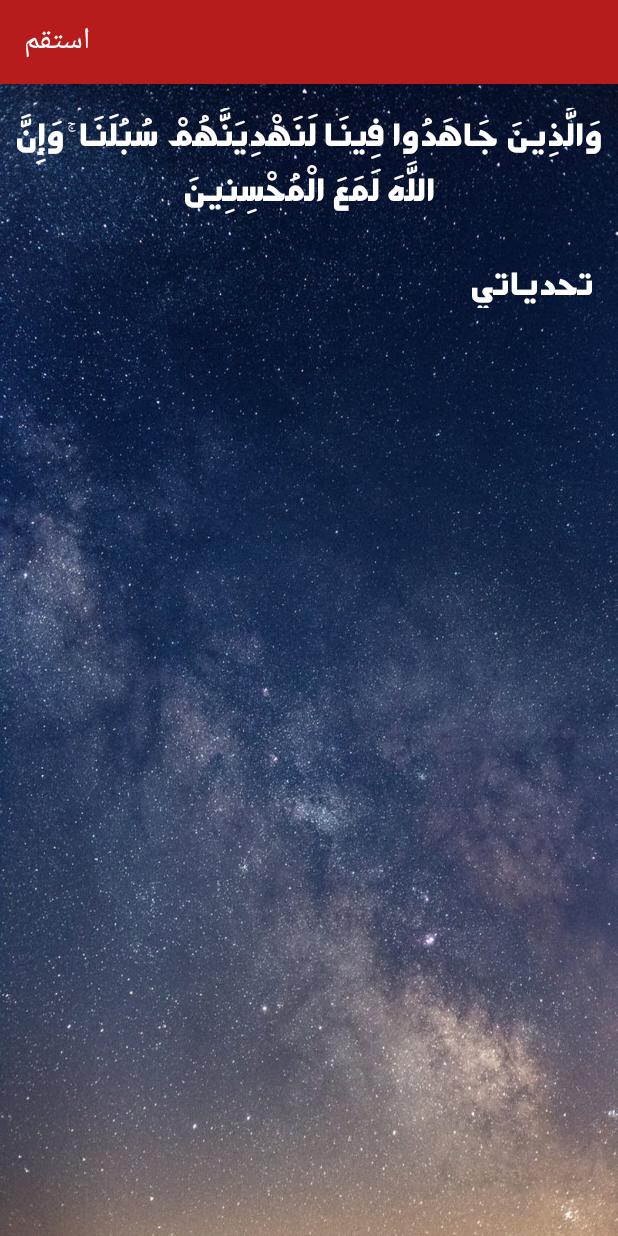
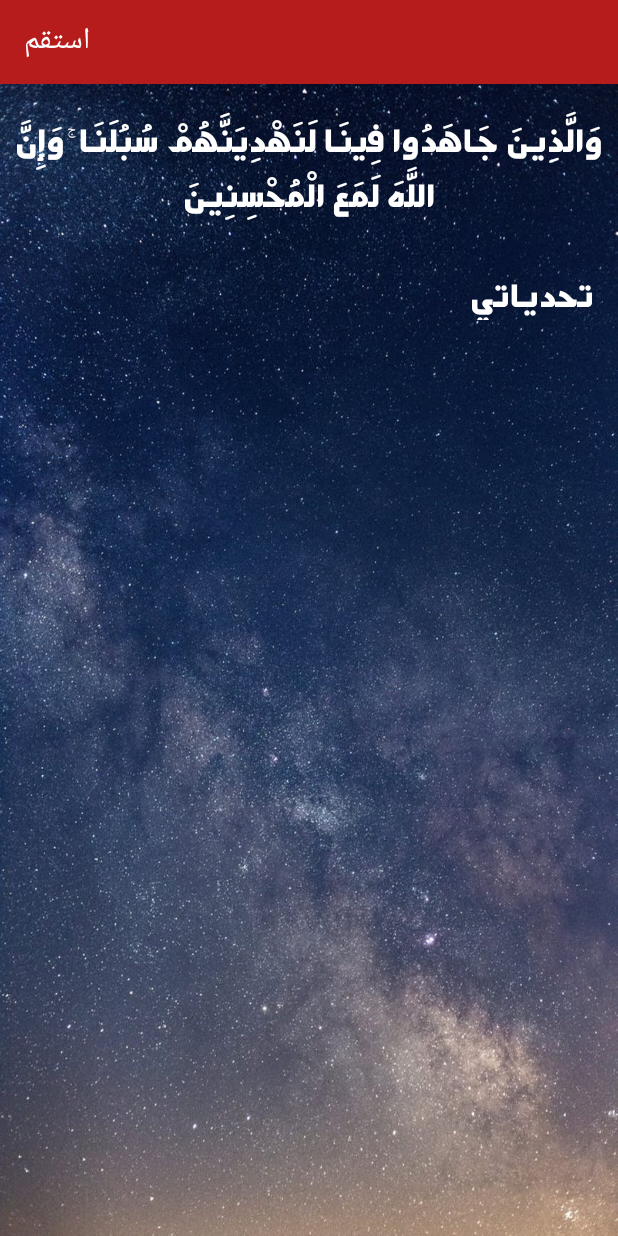
Before and after one commit to omarhatem97/Estakem, an Android app: the mychallenges screen opened directly, with no data from a screen before it, on a phone screen of 412 x 824 dp. Run offline under Robolectric (Android 15) with nearby library versions, the phone set to English and light mode, and no system bars.

Commit message:
zabbatna kol 7aga w kaman mob shimo ibn el kalb

```diff
--- a/app/src/main/res/layout/activity_mychallenges.xml
+++ b/app/src/main/res/layout/activity_mychallenges.xml
@@ -60,11 +60,14 @@
         android:layout_width="wrap_content"
         android:layout_height="wrap_content"
         android:layout_marginTop="16dp"
+        android:layout_marginBottom="32dp"
         android:fontFamily="@font/mada_bold"
+        android:padding="4dp"
         android:text="وَالَّذِينَ جَاهَدُوا فِينَا لَنَهْدِيَنَّهُمْ سُبُلَنَا ۚ وَإِنَّ اللَّهَ لَمَعَ الْمُحْسِنِينَ"
         android:textAlignment="center"
         android:textColor="#ffffff"
         android:textSize="24sp"
+        app:layout_constraintBottom_toTopOf="@+id/tanshet"
         app:layout_constraintEnd_toEndOf="parent"
         app:layout_constraintStart_toStartOf="parent"
         app:layout_constraintTop_toTopOf="parent" />
--- a/app/src/main/res/layout/activity_sala.xml
+++ b/app/src/main/res/layout/activity_sala.xml
@@ -57,7 +57,7 @@
         android:layout_height="76dp"
         android:layout_marginTop="8dp"
         android:layout_marginBottom="24dp"
-        android:fontFamily="@font/lalezar_fegular"
+        android:fontFamily="@font/mada_bold"
         android:paddingLeft="8dp"
         android:paddingRight="8dp"
         android:text="وَالَّذِينَ جَاهَدُوا فِينَا لَنَهْدِيَنَّهُمْ سُبُلَنَا وَإِنَّ اللَّهَ لَمَعَ الْمُحْسِنِينَ"
```
Also changed, not shown: app/src/main/res/layout/activity_main.xml (+8 -8 lines).
